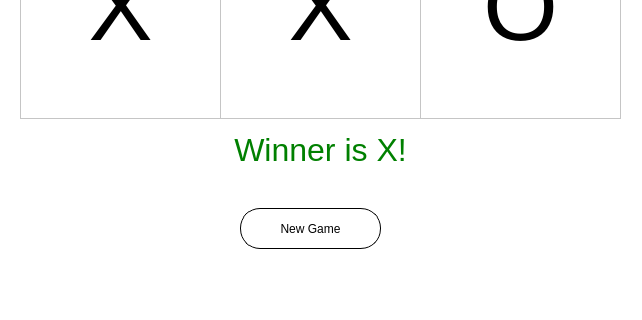
The window that src/Minmax/MinMax.ui (ABHI2410/Tic-Tac-Toe) describes before a commit, drawn with Qt 5; both pictures show x 0 to 642 and y 422 to 742 of the 642 by 742 pixel window.
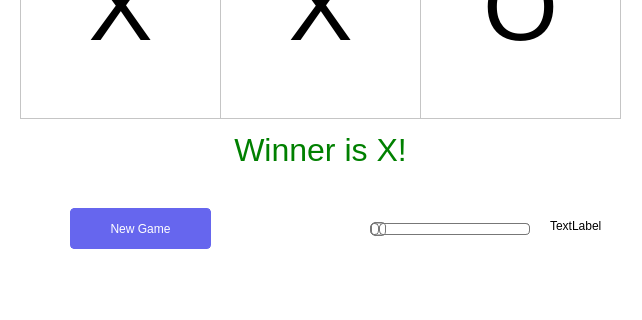
The same window after the commit.

Patch:
```diff
--- a/src/Minmax/MinMax.ui
+++ b/src/Minmax/MinMax.ui
@@ -41,7 +41,7 @@
    <widget class="QPushButton" name="pushButton">
     <property name="geometry">
      <rect>
-      <x>240</x>
+      <x>70</x>
       <y>630</y>
       <width>141</width>
       <height>41</height>
@@ -60,9 +60,20 @@
      </size>
     </property>
     <property name="styleSheet">
-     <string notr="true">border: 1px solid black;
-background: white;
-border-radius: 20px;</string>
+     <string notr="true">    font-weight: 400;
+    text-align: center;
+    white-space: nowrap;
+    vertical-align: middle;
+    border: 1px solid transparent;
+    padding: 6px 12px;
+    font-size: 1rem;
+    line-height: 1.5;
+    border-radius: 4px;
+    transition: color .15s ease-in-out,background-color .15s ease-in-out,border-color .15s ease-in-out,box-shadow .15s ease-in-out;
+    color: #fff;
+    background-color: #66e;
+    border-color: #66e;
+</string>
     </property>
     <property name="text">
      <string>New Game</string>
@@ -365,6 +376,96 @@
 &lt;p align=&quot;center&quot; style=&quot; margin-top:0px; margin-bottom:0px; margin-left:0px; margin-right:0px; -qt-block-indent:0; text-indent:0px;&quot;&gt;&lt;span style=&quot; font-size:24pt;&quot;&gt;Winner is X!&lt;/span&gt;&lt;/p&gt;&lt;/body&gt;&lt;/html&gt;</string>
     </property>
    </widget>
+   <widget class="QSlider" name="horizontalSlider">
+    <property name="geometry">
+     <rect>
+      <x>370</x>
+      <y>640</y>
+      <width>160</width>
+      <height>22</height>
+     </rect>
+    </property>
+    <property name="styleSheet">
+     <string notr="true">QSlider::groove:horizontal {
+border: 1px solid #bbb;
+background: white;
+height: 10px;
+border-radius: 4px;
+}
+
+QSlider::sub-page:horizontal {
+background: qlineargradient(x1: 0, y1: 0,    x2: 0, y2: 1,
+    stop: 0 #66e, stop: 1 #bbf);
+background: qlineargradient(x1: 0, y1: 0.2, x2: 1, y2: 1,
+    stop: 0 #bbf, stop: 1 #55f);
+border: 1px solid #777;
+height: 10px;
+border-radius: 4px;
+}
+
+QSlider::add-page:horizontal {
+background: #fff;
+border: 1px solid #777;
+height: 10px;
+border-radius: 4px;
+}
+
+QSlider::handle:horizontal {
+background: qlineargradient(x1:0, y1:0, x2:1, y2:1,
+    stop:0 #eee, stop:1 #ccc);
+border: 1px solid #777;
+width: 13px;
+margin-top: -2px;
+margin-bottom: -2px;
+border-radius: 4px;
+}
+
+QSlider::handle:horizontal:hover {
+background: qlineargradient(x1:0, y1:0, x2:1, y2:1,
+    stop:0 #fff, stop:1 #ddd);
+border: 1px solid #444;
+border-radius: 4px;
+}
+
+QSlider::sub-page:horizontal:disabled {
+background: #bbb;
+border-color: #999;
+}
+
+QSlider::add-page:horizontal:disabled {
+background: #eee;
+border-color: #999;
+}
+
+QSlider::handle:horizontal:disabled {
+background: #eee;
+border: 1px solid #aaa;
+border-radius: 4px;
+}</string>
+    </property>
+    <property name="minimum">
+     <number>1</number>
+    </property>
+    <property name="maximum">
+     <number>3</number>
+    </property>
+    <property name="orientation">
+     <enum>Qt::Horizontal</enum>
+    </property>
+   </widget>
+   <widget class="QLabel" name="label">
+    <property name="geometry">
+     <rect>
+      <x>550</x>
+      <y>640</y>
+      <width>55</width>
+      <height>16</height>
+     </rect>
+    </property>
+    <property name="text">
+     <string>TextLabel</string>
+    </property>
+   </widget>
   </widget>
   <widget class="QMenuBar" name="menubar">
    <property name="geometry">
```
Left out of the diff: 19 changed lines with no effect on the pictures.
